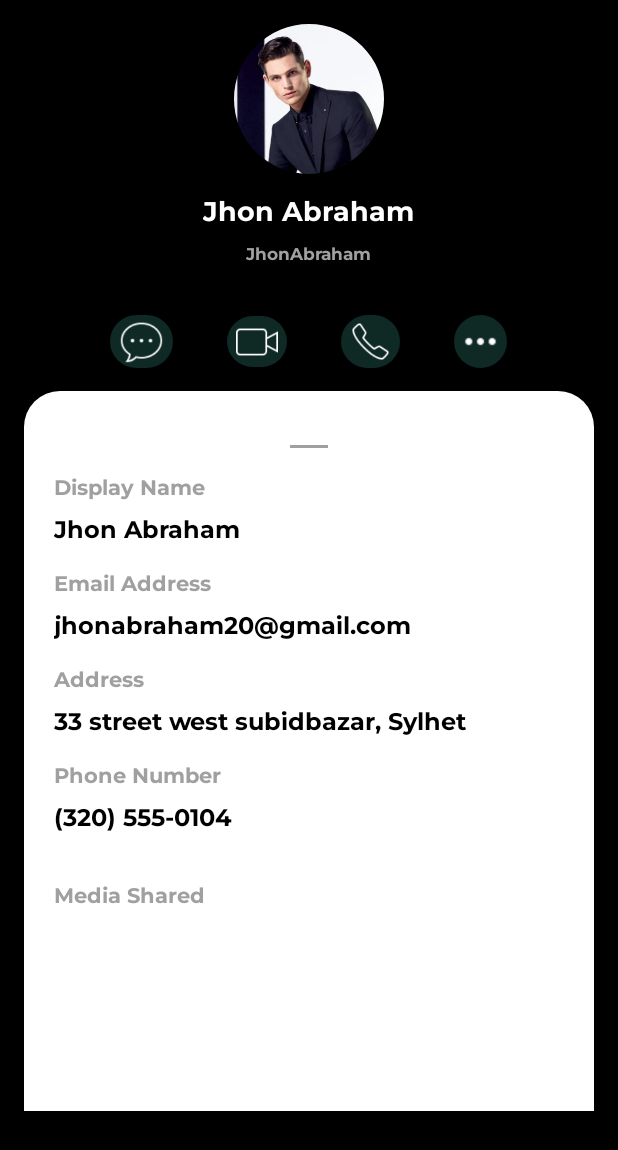
After one commit to rabeeiiii/qchat1, an Android app: the layout activity_profile.xml on its own in the app's theme, with its tools: preview values and no code run, on a phone screen of 412 x 824 dp. The commit adds this screen. Shown: the top 1150 px of the screen. Run offline under Robolectric (Android 15) with nearby library versions, the phone set to English and light mode, and no system bars.

Commit message:
Call Screen & Profile Layout

```diff
--- /dev/null
+++ b/app/src/main/res/drawable/circle.xml
@@ -0,0 +1,6 @@
+<?xml version="1.0" encoding="utf-8"?>
+
+<shape xmlns:android="http://schemas.android.com/apk/res/android">
+    <solid android:color="#FFFFFF" />
+    <corners android:radius="2000dp" />
+</shape>
--- /dev/null
+++ b/app/src/main/res/drawable/circle_background.xml
@@ -0,0 +1,6 @@
+<?xml version="1.0" encoding="utf-8"?>
+
+    <shape xmlns:android="http://schemas.android.com/apk/res/android">
+        <solid android:color="#0F2924" />
+        <corners android:radius="200dp" />
+    </shape>
--- /dev/null
+++ b/app/src/main/res/drawable/detail.xml
@@ -0,0 +1,7 @@
+<shape xmlns:android="http://schemas.android.com/apk/res/android">
+    <solid android:color="#FFFFFF" /> <!-- White background -->
+    <corners
+        android:topLeftRadius="24dp"
+        android:topRightRadius="24dp" /> <!-- Rounded top corners -->
+
+</shape>
--- /dev/null
+++ b/app/src/main/res/layout/activity_profile.xml
@@ -0,0 +1,254 @@
+<?xml version="1.0" encoding="utf-8"?>
+<ScrollView xmlns:android="http://schemas.android.com/apk/res/android"
+    android:layout_width="match_parent"
+    android:layout_height="match_parent"
+    xmlns:app="http://schemas.android.com/apk/res-auto"
+    android:background="#000000"
+    android:padding="16dp">
+
+    <LinearLayout
+        android:layout_width="match_parent"
+        android:layout_height="wrap_content"
+        android:gravity="center"
+        android:orientation="vertical">
+
+        <!-- Header -->
+        <com.google.android.material.imageview.ShapeableImageView
+            android:id="@+id/profile_image"
+            android:layout_width="100dp"
+            android:layout_height="100dp"
+            android:layout_marginBottom="12dp"
+            app:shapeAppearanceOverlay="@style/round"
+            android:contentDescription="Profile Picture"
+            android:scaleType="centerCrop"
+
+            android:src="@drawable/portrait"
+            />
+
+        <TextView
+            android:fontFamily="@font/MontserratB"
+            android:id="@+id/display_name"
+            android:layout_width="wrap_content"
+            android:layout_height="wrap_content"
+            android:layout_marginBottom="4dp"
+
+            android:text="Jhon Abraham"
+            android:textColor="#FFFFFF"
+
+            android:textSize="18sp" />
+
+        <TextView
+            android:fontFamily="@font/MontserratB"
+            android:id="@+id/username"
+            android:layout_width="wrap_content"
+            android:layout_height="wrap_content"
+            android:layout_marginBottom="16dp"
+            android:text="JhonAbraham"
+            android:textColor="#A0A0A0"
+
+            android:textSize="11sp" />
+
+        <!-- Buttons -->
+
+        <!-- Divider -->
+        <LinearLayout
+
+            android:layout_width="345dp"
+            android:layout_height="45dp"
+            android:layout_margin="10dp"
+            android:gravity="center"
+            android:orientation="horizontal">
+
+
+            <ImageButton
+                android:id="@+id/chat_button"
+                android:layout_width="42dp"
+                android:layout_height="35dp"
+                android:layout_marginEnd="36dp"
+                android:background="@drawable/circle_background"
+                android:contentDescription="Chat"
+                android:padding="6dp"
+                android:scaleType="centerCrop"
+                android:src="@drawable/chat50" />
+
+
+            <ImageButton
+                android:id="@+id/call_button1"
+                android:layout_width="40dp"
+                android:layout_height="34dp"
+                android:layout_marginEnd="36dp"
+                android:background="@drawable/circle_background"
+                android:contentDescription="Call"
+                android:padding="6dp"
+                android:scaleType="centerCrop"
+                android:src="@drawable/video50" />
+
+            <ImageButton
+                android:id="@+id/call_button2"
+                android:layout_width="39dp"
+                android:layout_height="35dp"
+                android:layout_marginEnd="36dp"
+                android:background="@drawable/circle_background"
+                android:contentDescription="Call"
+                android:padding="6dp"
+                android:scaleType="centerCrop"
+                android:src="@drawable/phone50" />
+
+            <ImageButton
+                android:id="@+id/more_button"
+                android:layout_width="35dp"
+                android:layout_height="35dp"
+                android:background="@drawable/circle_background"
+                android:contentDescription="More"
+                android:padding="6dp"
+                android:scaleType="centerCrop"
+                android:src="@drawable/more30" />
+
+        </LinearLayout>
+
+
+
+        <!-- Details -->
+        <LinearLayout
+            android:layout_width="match_parent"
+            android:layout_height="480dp"
+            android:background="@drawable/detail"
+            android:orientation="vertical"
+            android:gravity="center_horizontal"
+            android:padding="20dp">
+
+            <View
+                android:layout_width="25dp"
+                android:layout_height="2dp"
+                android:layout_marginVertical="16dp"
+                android:background="#A0A0A0" />
+
+
+            <!-- Display Name -->
+            <TextView
+                android:fontFamily="@font/MontserratB"
+                android:layout_width="match_parent"
+                android:layout_height="wrap_content"
+                android:layout_marginBottom="4dp"
+                android:text="Display Name"
+                android:textColor="#A0A0A0"
+                android:textSize="14sp" />
+
+            <TextView
+                android:fontFamily="@font/MontserratB"
+                android:layout_width="match_parent"
+                android:layout_height="wrap_content"
+                android:layout_marginBottom="12dp"
+                android:text="Jhon Abraham"
+                android:textColor="#000000"
+                android:textSize="16sp" />
+
+            <!-- Email Address -->
+            <TextView
+                android:fontFamily="@font/MontserratB"
+                android:layout_width="match_parent"
+                android:layout_height="wrap_content"
+                android:layout_marginBottom="4dp"
+                android:text="Email Address"
+                android:textColor="#A0A0A0"
+                android:textSize="14sp" />
+
+            <TextView
+                android:fontFamily="@font/MontserratB"
+                android:layout_width="match_parent"
+                android:layout_height="wrap_content"
+                android:layout_marginBottom="12dp"
+                android:text="jhonabraham20@gmail.com"
+                android:textColor="#000000"
+                android:textSize="16sp" />
+
+            <!-- Address -->
+            <TextView
+                android:fontFamily="@font/MontserratB"
+                android:layout_width="match_parent"
+                android:layout_height="wrap_content"
+                android:layout_marginBottom="4dp"
+                android:text="Address"
+                android:textColor="#A0A0A0"
+                android:textSize="14sp" />
+
+            <TextView
+                android:fontFamily="@font/MontserratB"
+                android:layout_width="match_parent"
+                android:layout_height="wrap_content"
+                android:layout_marginBottom="12dp"
+                android:text="33 street west subidbazar, Sylhet"
+                android:textColor="#000000"
+                android:textSize="16sp" />
+
+            <!-- Phone Number -->
+            <TextView
+                android:fontFamily="@font/MontserratB"
+                android:layout_width="match_parent"
+                android:layout_height="wrap_content"
+                android:layout_marginBottom="4dp"
+                android:text="Phone Number"
+                android:textColor="#A0A0A0"
+                android:textSize="14sp" />
+
+            <TextView
+                android:fontFamily="@font/MontserratB"
+                android:layout_width="match_parent"
+                android:layout_height="wrap_content"
+                android:layout_marginBottom="12dp"
+                android:text="(320) 555-0104"
+                android:textColor="#000000"
+                android:textSize="16sp" />
+
+            <TextView
+                android:fontFamily="@font/MontserratB"
+                android:layout_width="match_parent"
+                android:layout_height="wrap_content"
+                android:layout_marginTop="16dp"
+                android:layout_marginBottom="8dp"
+                android:text="Media Shared"
+                android:textColor="#A0A0A0"
+                android:textSize="14sp" />
+
+            <HorizontalScrollView
+                android:layout_width="match_parent"
+                android:layout_height="106dp"
+                android:scrollbars="none">
+
+                <LinearLayout
+                    android:layout_width="wrap_content"
+                    android:layout_height="wrap_content"
+                    android:layout_gravity="center"
+                    android:orientation="horizontal">
+
+
+                    <com.google.android.material.imageview.ShapeableImageView
+                        android:layout_width="70dp"
+                        android:layout_height="70dp"
+                        android:layout_marginEnd="16dp"
+                        app:shapeAppearanceOverlay="@style/rounded"
+                        android:contentDescription="Media Image"
+                        android:src="@drawable/download" />
+
+                    <com.google.android.material.imageview.ShapeableImageView
+                        android:layout_width="70dp"
+                        android:layout_height="70dp"
+                        android:layout_marginEnd="16dp"
+                        app:shapeAppearanceOverlay="@style/rounded"
+                        android:contentDescription="Media Image"
+                        android:src="@drawable/allianz" />
+
+                    <com.google.android.material.imageview.ShapeableImageView
+                        android:layout_width="70dp"
+                        android:layout_height="70dp"
+                        app:shapeAppearanceOverlay="@style/rounded"
+                        android:contentDescription="Media Image"
+                        android:src="@drawable/landscape" />
+                </LinearLayout>
+            </HorizontalScrollView>
+        </LinearLayout>
+
+        <!-- Media Shared Section -->
+
+    </LinearLayout>
+</ScrollView>
--- a/app/src/main/res/values/themes.xml
+++ b/app/src/main/res/values/themes.xml
@@ -6,4 +6,12 @@
     </style>
 
     <style name="Theme.Qchat" parent="Base.Theme.Qchat" />
+    <style name="round" parent="">
+        <item name="cornerFamily">rounded</item>
+        <item name="cornerSize">50%</item> <!-- Adjust size for the rounding -->
+    </style>
+    <style name="rounded" parent="">
+        <item name="cornerFamily">rounded</item>
+        <item name="cornerSize">160dp</item> <!-- Adjust the corner radius as needed -->
+    </style>
 </resources>
```
Also changed, not shown: app/src/main/res/font/montserrat.xml (added, +11 -0 lines), app/src/main/res/layout/call.xml (added, +152 -0 lines), app/src/main/res/drawable/allianz.jpeg (added), app/src/main/res/drawable/call50.png (added), app/src/main/res/drawable/chat50.png (added), app/src/main/res/drawable/download.jpeg (added), app/src/main/res/drawable/landscape.jpeg (added), app/src/main/res/drawable/more30.png (added), app/src/main/res/drawable/new50.png (added), app/src/main/res/drawable/phone50.png (added), app/src/main/res/drawable/portrait.png (added), app/src/main/res/drawable/remind50.png (added), app/src/main/res/drawable/video50.png (added), app/src/main/res/font/MontserratB.ttf (added), 1 more files.
